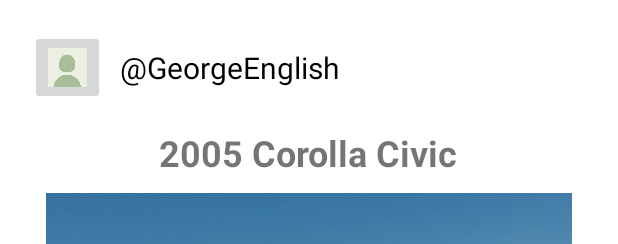
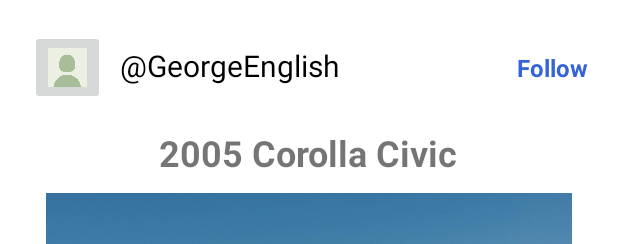
Before and after one commit to reyhanSchool/AutoGram, an Android app: the layout sticky_note_item.xml on its own in the app's theme, with its tools: preview values and no code run, on a phone screen of 412 x 824 dp. Shown: the top 244 px of the screen. Run offline under Robolectric (Android 15) with nearby library versions, the phone set to English and light mode, and no system bars.

Commit message:
added follow feature

```diff
--- a/app/src/main/java/com/example/autogram/PostAdapter.java
+++ b/app/src/main/java/com/example/autogram/PostAdapter.java
@@ -30,6 +30,7 @@ public class PostAdapter extends RecyclerView.Adapter<PostAdapter.NoteViewHolder
         Note note = noteList.get(position);
         holder.titleTextView.setText(note.getTitle());
         holder.contentTextView.setText(note.getContent());
+        holder.usernameView.setText(note.getUsername());
 
         // Set the image data
         holder.noteImage.setImageBitmap(note.getImage());
@@ -57,12 +58,14 @@ public class PostAdapter extends RecyclerView.Adapter<PostAdapter.NoteViewHolder
         TextView titleTextView;
         TextView contentTextView;
         ImageView noteImage; // Add the ImageView field for the image
+        TextView usernameView;
 
         public NoteViewHolder(View itemView) {
             super(itemView);
             titleTextView = itemView.findViewById(R.id.noteTitle);
             contentTextView = itemView.findViewById(R.id.noteContent);
             noteImage = itemView.findViewById(R.id.postImage); // Initialize the ImageView field
+            usernameView = itemView.findViewById(R.id.postOwnerUsername);
         }
     }
 
--- a/app/src/main/java/com/example/autogram/create_note.java
+++ b/app/src/main/java/com/example/autogram/create_note.java
@@ -237,12 +237,14 @@ public class create_note extends AppCompatActivity {
             String title = cursor.getString(cursor.getColumnIndexOrThrow("title"));
             String content = cursor.getString(cursor.getColumnIndexOrThrow("content"));
             byte[] imageData = cursor.getBlob(cursor.getColumnIndexOrThrow("image_data"));
+            SharedPreferences preferences = getSharedPreferences(PREFS_NAME, Context.MODE_PRIVATE);
+            String username = preferences.getString(KEY_USERNAME, "");
 
             Bitmap imageBitmap = BitmapFactory.decodeByteArray(imageData, 0, imageData.length);
 
             cursor.close();
 
-            return new Note(title, content, imageBitmap, noteId);
+            return new Note(title, content, imageBitmap, noteId, username);
         }
 
         return null;
--- a/app/src/main/res/layout/sticky_note_item.xml
+++ b/app/src/main/res/layout/sticky_note_item.xml
@@ -3,7 +3,7 @@
     android:layout_width="match_parent"
     android:layout_height="wrap_content"
     android:background="@drawable/border"
-    android:backgroundTint="@color/white"
+    android:backgroundTint="#FFFFFF"
     android:orientation="vertical"
     android:outlineAmbientShadowColor="#00FFFFFF"
     android:outlineProvider="none"
@@ -32,12 +32,26 @@
         <TextView
             android:id="@+id/postOwnerUsername"
             android:layout_width="wrap_content"
-            android:layout_height="wrap_content"
+            android:layout_height="30dp"
             android:layout_gravity="center_vertical"
             android:layout_weight="1"
             android:text="@string/defaultUserName"
             android:textColor="#000000"
             android:textSize="20sp" />
+
+        <TextView
+            android:id="@+id/FollowButton"
+            android:layout_width="wrap_content"
+            android:layout_height="wrap_content"
+            android:layout_gravity="center"
+            android:layout_weight="0"
+            android:clickable="false"
+            android:text="Follow"
+            android:textAllCaps="false"
+            android:textColor="#3563D8"
+            android:textSize="16sp"
+            android:textStyle="bold"
+            android:onClick="onFollowButtonClick" />
 
     </LinearLayout>
 
```
Also changed, not shown: app/src/main/java/com/example/autogram/HomePage.java (+47 -2 lines), app/src/main/java/com/example/autogram/MyDatabaseHelper.java (+68 -2 lines), app/src/main/java/com/example/autogram/Note.java (+6 -1 lines).
